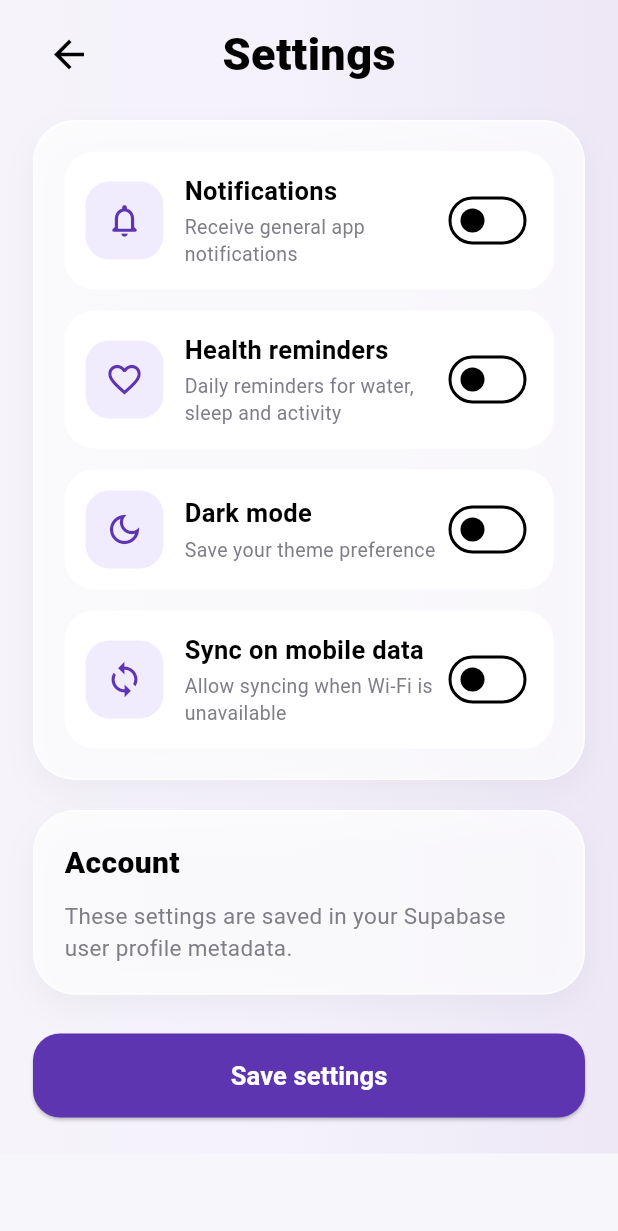
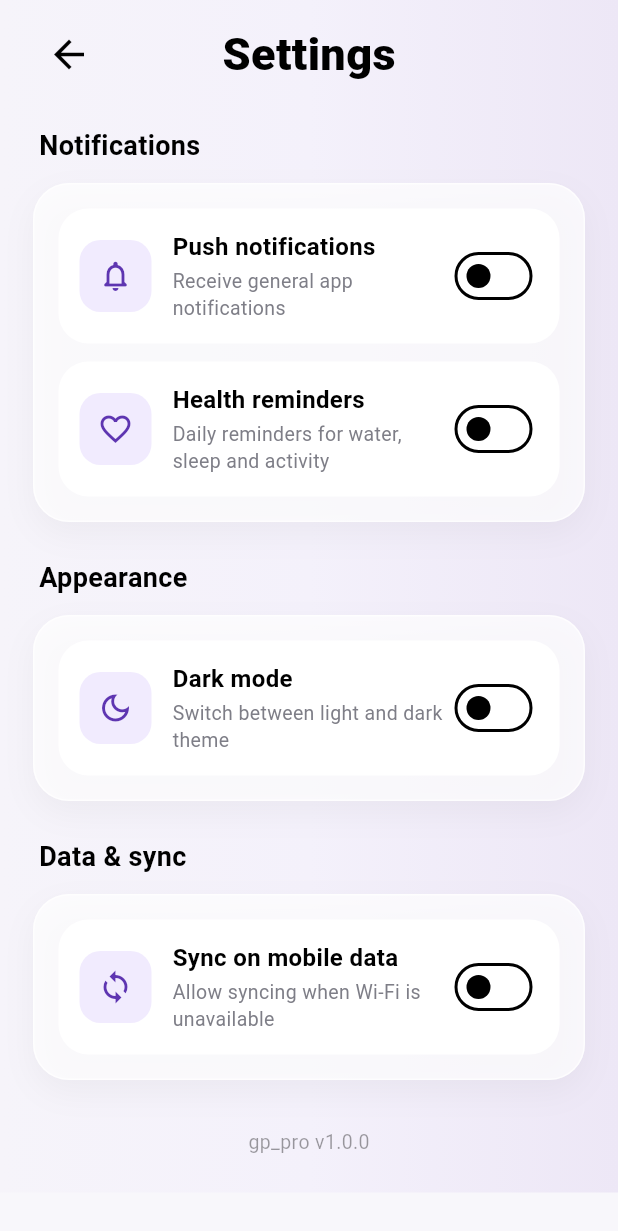
Before and after one commit to shamsmohd/gp_pro, a Flutter app: the SettingsScreen screen opened directly, on a phone screen of 412 x 824 dp. Shown: the top 1231 px of the screen. Run offline on Flutter 3.47's test engine with Material 3 defaults, Android fonts, the phone set to English and light mode, and no system bars; our stand-ins replace flutter_local_notifications, image_picker, supabase_flutter; accounts and stored records are empty; Roboto replaces fonts that are missing (Poppins).

Commit message:
GP: Fixed the issues with photo, excercise acions, and etc

```diff
--- a/lib/screens/settings_screen.dart
+++ b/lib/screens/settings_screen.dart
@@ -1,3 +1,5 @@
+import 'dart:async';
+
 import 'package:flutter/material.dart';
 import 'package:supabase_flutter/supabase_flutter.dart';
 
@@ -15,12 +17,20 @@ class _SettingsScreenState extends State<SettingsScreen> {
   bool darkModeEnabled = false;
   bool healthRemindersEnabled = true;
   bool syncOnMobileData = false;
-  bool isSaving = false;
+
+  Timer? _saveTimer;
+  bool _isSaving = false;
 
   @override
   void initState() {
     super.initState();
     _loadSettings();
+  }
+
+  @override
+  void dispose() {
+    _saveTimer?.cancel();
+    super.dispose();
   }
 
   Future<void> _loadSettings() async {
@@ -47,10 +57,14 @@ class _SettingsScreenState extends State<SettingsScreen> {
     appThemeMode.value = darkModeEnabled ? ThemeMode.dark : ThemeMode.light;
   }
 
+  void _onSettingChanged() {
+    _saveTimer?.cancel();
+    _saveTimer = Timer(const Duration(milliseconds: 600), _saveSettings);
+  }
+
   Future<void> _saveSettings() async {
-    setState(() {
-      isSaving = true;
-    });
+    if (_isSaving) return;
+    _isSaving = true;
 
     try {
       await Supabase.instance.client.auth.updateUser(
@@ -63,82 +77,60 @@ class _SettingsScreenState extends State<SettingsScreen> {
           },
         ),
       );
-
-      appThemeMode.value = darkModeEnabled ? ThemeMode.dark : ThemeMode.light;
-
-      if (!mounted) return;
-      ScaffoldMessenger.of(context).showSnackBar(
-        const SnackBar(content: Text('Settings saved successfully')),
-      );
-    } on AuthException catch (e) {
-      if (!mounted) return;
-      ScaffoldMessenger.of(context).showSnackBar(
-        SnackBar(content: Text(e.message)),
-      );
     } catch (e) {
       if (!mounted) return;
       ScaffoldMessenger.of(context).showSnackBar(
-        SnackBar(content: Text('Error saving settings: $e')),
+        SnackBar(content: Text('Failed to save: $e')),
       );
     } finally {
-      if (mounted) {
-        setState(() {
-          isSaving = false;
-        });
-      }
+      _isSaving = false;
     }
-  }
-
-  Future<void> _refresh() async {
-    await _loadSettings();
   }
 
   @override
   Widget build(BuildContext context) {
-    final isDark = Theme.of(context).brightness == Brightness.dark;
+    final theme = Theme.of(context);
+    final isDark = theme.brightness == Brightness.dark;
+    final textColor = isDark ? Colors.white : Colors.black;
+
+    final backgroundGradient = isDark
+        ? const [Color(0xFF1A1625), Color(0xFF171320), Color(0xFF120F18)]
+        : const [Color(0xFFF6F4FA), Color(0xFFF4F1FB), Color(0xFFEDE7F6)];
 
     return Scaffold(
-      backgroundColor:
-      isDark ? const Color(0xFF121212) : const Color(0xFFF7F6FA),
+      backgroundColor: theme.scaffoldBackgroundColor,
       body: Container(
         decoration: BoxDecoration(
           gradient: LinearGradient(
-            colors: isDark
-                ? const [
-              Color(0xFF1A1625),
-              Color(0xFF171320),
-              Color(0xFF120F18),
-            ]
-                : const [
-              Color(0xFFF6F4FA),
-              Color(0xFFF4F1FB),
-              Color(0xFFEDE7F6),
-            ],
+            colors: backgroundGradient,
             begin: Alignment.topLeft,
             end: Alignment.topRight,
           ),
         ),
         child: SafeArea(
           child: RefreshIndicator(
-            onRefresh: _refresh,
+            onRefresh: _loadSettings,
             child: SingleChildScrollView(
               physics: const AlwaysScrollableScrollPhysics(),
               padding: const EdgeInsets.fromLTRB(22, 12, 22, 24),
               child: Column(
+                crossAxisAlignment: CrossAxisAlignment.start,
                 children: [
+                  // Header
                   Row(
                     children: [
                       IconButton(
                         onPressed: () => Navigator.pop(context),
-                        icon: const Icon(Icons.arrow_back, size: 30),
+                        icon: Icon(Icons.arrow_back, size: 30, color: textColor),
                       ),
-                      const Expanded(
+                      Expanded(
                         child: Center(
                           child: Text(
                             'Settings',
                             style: TextStyle(
                               fontSize: 30,
                               fontWeight: FontWeight.w800,
+                              color: textColor,
                             ),
                           ),
                         ),
@@ -146,111 +138,83 @@ class _SettingsScreenState extends State<SettingsScreen> {
                       const SizedBox(width: 48),
                     ],
                   ),
-                  const SizedBox(height: 20),
+                  const SizedBox(height: 24),
+
+                  // Notifications section
+                  _SectionLabel(text: 'Notifications', color: textColor),
+                  const SizedBox(height: 12),
                   _SettingsCard(
                     child: Column(
                       children: [
                         _SettingsSwitchTile(
                           icon: Icons.notifications_none_rounded,
-                          title: 'Notifications',
+                          title: 'Push notifications',
                           subtitle: 'Receive general app notifications',
                           value: notificationsEnabled,
                           onChanged: (value) {
-                            setState(() {
-                              notificationsEnabled = value;
-                            });
+                            setState(() => notificationsEnabled = value);
+                            _onSettingChanged();
                           },
                         ),
-                        const SizedBox(height: 14),
+                        const SizedBox(height: 12),
                         _SettingsSwitchTile(
                           icon: Icons.favorite_outline,
                           title: 'Health reminders',
-                          subtitle:
-                          'Daily reminders for water, sleep and activity',
+                          subtitle: 'Daily reminders for water, sleep and activity',
                           value: healthRemindersEnabled,
                           onChanged: (value) {
-                            setState(() {
-                              healthRemindersEnabled = value;
-                            });
-                          },
-                        ),
-                        const SizedBox(height: 14),
-                        _SettingsSwitchTile(
-                          icon: Icons.dark_mode_outlined,
-                          title: 'Dark mode',
-                          subtitle: 'Save your theme preference',
-                          value: darkModeEnabled,
-                          onChanged: (value) {
-                            setState(() {
-                              darkModeEnabled = value;
-                            });
-
-                            appThemeMode.value =
-                            value ? ThemeMode.dark : ThemeMode.light;
-                          },
-                        ),
-                        const SizedBox(height: 14),
-                        _SettingsSwitchTile(
-                          icon: Icons.sync_outlined,
-                          title: 'Sync on mobile data',
-                          subtitle:
-                          'Allow syncing when Wi-Fi is unavailable',
-                          value: syncOnMobileData,
-                          onChanged: (value) {
-                            setState(() {
-                              syncOnMobileData = value;
-                            });
+                            setState(() => healthRemindersEnabled = value);
+                            _onSettingChanged();
                           },
                         ),
                       ],
                     ),
                   ),
-                  const SizedBox(height: 20),
+                  const SizedBox(height: 24),
+
+                  // Appearance section
+                  _SectionLabel(text: 'Appearance', color: textColor),
+                  const SizedBox(height: 12),
                   _SettingsCard(
-                    child: Column(
-                      crossAxisAlignment: CrossAxisAlignment.start,
-                      children: [
-                        Text(
-                          'Account',
-                          style: TextStyle(
-                            fontSize: 20,
-                            fontWeight: FontWeight.w800,
-                            color: isDark ? Colors.white : Colors.black,
-                          ),
-                        ),
-                        const SizedBox(height: 10),
-                        Text(
-                          'These settings are saved in your Supabase user profile metadata.',
-                          style: TextStyle(
-                            fontSize: 15,
-                            color: isDark
-                                ? Colors.white70
-                                : const Color(0xFF7E7E87),
-                            height: 1.4,
-                          ),
-                        ),
-                      ],
+                    child: _SettingsSwitchTile(
+                      icon: Icons.dark_mode_outlined,
+                      title: 'Dark mode',
+                      subtitle: 'Switch between light and dark theme',
+                      value: darkModeEnabled,
+                      onChanged: (value) {
+                        setState(() => darkModeEnabled = value);
+                        appThemeMode.value =
+                            value ? ThemeMode.dark : ThemeMode.light;
+                        _onSettingChanged();
+                      },
                     ),
                   ),
-                  const SizedBox(height: 26),
-                  SizedBox(
-                    width: double.infinity,
-                    height: 56,
-                    child: ElevatedButton(
-                      style: ElevatedButton.styleFrom(
-                        backgroundColor: const Color(0xFF5E35B1),
-                        shape: RoundedRectangleBorder(
-                          borderRadius: BorderRadius.circular(18),
-                        ),
-                      ),
-                      onPressed: isSaving ? null : _saveSettings,
-                      child: Text(
-                        isSaving ? 'Saving...' : 'Save settings',
-                        style: const TextStyle(
-                          fontSize: 17,
-                          fontWeight: FontWeight.w700,
-                          color: Colors.white,
-                        ),
+                  const SizedBox(height: 24),
+
+                  // Data section
+                  _SectionLabel(text: 'Data & sync', color: textColor),
+                  const SizedBox(height: 12),
+                  _SettingsCard(
+                    child: _SettingsSwitchTile(
+                      icon: Icons.sync_outlined,
+                      title: 'Sync on mobile data',
+                      subtitle: 'Allow syncing when Wi-Fi is unavailable',
+                      value: syncOnMobileData,
+                      onChanged: (value) {
+                        setState(() => syncOnMobileData = value);
+                        _onSettingChanged();
+                      },
+                    ),
+                  ),
+                  const SizedBox(height: 32),
+
+                  // App info
+                  Center(
+                    child: Text(
+                      'gp_pro v1.0.0',
+                      style: TextStyle(
+                        fontSize: 13,
+                        color: isDark ? Colors.white38 : Colors.black38,
                       ),
                     ),
                   ),
@@ -258,6 +222,28 @@ class _SettingsScreenState extends State<SettingsScreen> {
               ),
             ),
           ),
+        ),
+      ),
+    );
+  }
+}
+
+class _SectionLabel extends StatelessWidget {
+  const _SectionLabel({required this.text, required this.color});
+
+  final String text;
+  final Color color;
+
+  @override
+  Widget build(BuildContext context) {
+    return Padding(
+      padding: const EdgeInsets.only(left: 4),
+      child: Text(
+        text,
+        style: TextStyle(
+          fontSize: 18,
+          fontWeight: FontWeight.w700,
+          color: color,
         ),
       ),
     );
@@ -275,20 +261,20 @@ class _SettingsCard extends StatelessWidget {
 
     return Container(
       width: double.infinity,
-      padding: const EdgeInsets.all(20),
+      padding: const EdgeInsets.all(16),
       decoration: BoxDecoration(
         color: isDark
-            ? Colors.white.withOpacity(0.08)
-            : Colors.white.withOpacity(0.72),
-        borderRadius: BorderRadius.circular(28),
+            ? Colors.white.withValues(alpha: 0.08)
+            : Colors.white.withValues(alpha: 0.72),
+        borderRadius: BorderRadius.circular(24),
         border: Border.all(
           color: isDark
-              ? Colors.white.withOpacity(0.08)
-              : Colors.white.withOpacity(0.7),
+              ? Colors.white.withValues(alpha: 0.08)
+              : Colors.white.withValues(alpha: 0.7),
         ),
         boxShadow: [
           BoxShadow(
-            color: Colors.black.withOpacity(isDark ? 0.18 : 0.04),
+            color: Colors.black.withValues(alpha: isDark ? 0.18 : 0.04),
             blurRadius: 18,
             offset: const Offset(0, 8),
           ),
@@ -321,22 +307,26 @@ class _SettingsSwitchTile extends StatelessWidget {
     return Container(
       padding: const EdgeInsets.all(14),
       decoration: BoxDecoration(
-        color: isDark ? Colors.white.withOpacity(0.06) : Colors.white,
+        color: isDark
+            ? Colors.white.withValues(alpha: 0.06)
+            : Colors.white,
         borderRadius: BorderRadius.circular(20),
       ),
       child: Row(
         children: [
           Container(
-            width: 52,
-            height: 52,
+            width: 48,
+            height: 48,
             decoration: BoxDecoration(
-              color: const Color(0xFFF1EBFE),
-              borderRadius: BorderRadius.circular(16),
+              color: isDark
+                  ? const Color(0xFF5E35B1).withValues(alpha: 0.2)
+                  : const Color(0xFFF1EBFE),
+              borderRadius: BorderRadius.circular(14),
             ),
             child: Icon(
               icon,
               color: const Color(0xFF5E35B1),
-              size: 26,
+              size: 24,
             ),
           ),
           const SizedBox(width: 14),
@@ -347,12 +337,12 @@ class _SettingsSwitchTile extends StatelessWidget {
                 Text(
                   title,
                   style: TextStyle(
-                    fontSize: 17,
+                    fontSize: 16,
                     fontWeight: FontWeight.w700,
                     color: isDark ? Colors.white : Colors.black,
                   ),
                 ),
-                const SizedBox(height: 4),
+                const SizedBox(height: 3),
                 Text(
                   subtitle,
                   style: TextStyle(
@@ -364,9 +354,10 @@ class _SettingsSwitchTile extends StatelessWidget {
               ],
             ),
           ),
-          Switch(
+          Switch.adaptive(
             value: value,
-            activeColor: const Color(0xFF5E35B1),
+            activeTrackColor: const Color(0xFF5E35B1),
+            activeThumbColor: Colors.white,
             onChanged: onChanged,
           ),
         ],
--- a/pubspec.yaml
+++ b/pubspec.yaml
@@ -15,6 +15,7 @@ dependencies:
   image_picker: ^1.1.2
   flutter_local_notifications: ^17.2.3
   url_launcher: ^6.2.5
+  http: ^1.2.0
 
 dev_dependencies:
   flutter_test:
@@ -26,3 +27,4 @@ flutter:
 
   assets:
     - assets/images/
+    - assets/exercise_videos.json
```
Also changed, not shown: assets/exercise_videos.json (added, +52 -0 lines), lib/data/exercise_videos.dart (+32 -52 lines), lib/screens/activity_screen.dart (+35 -21 lines), lib/screens/home_screen.dart (+37 -12 lines), lib/screens/profile_screen.dart (+52 -8 lines), lib/screens/scanner_screen.dart (+6 -2 lines), pubspec.lock, 3 other files.
